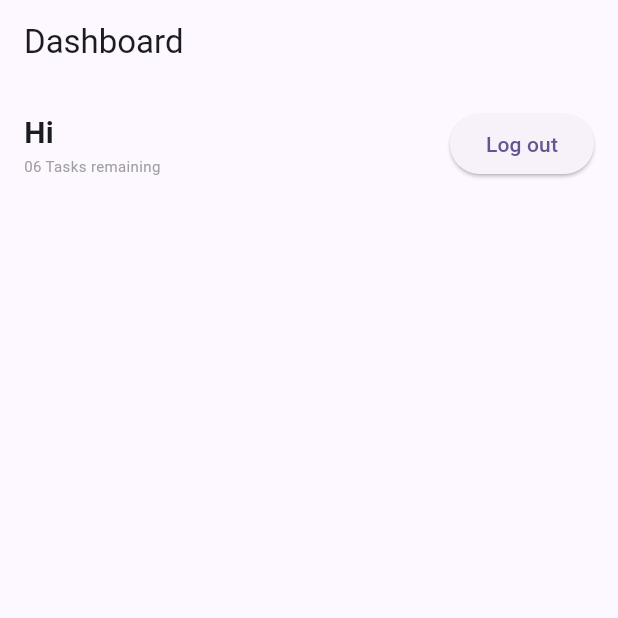
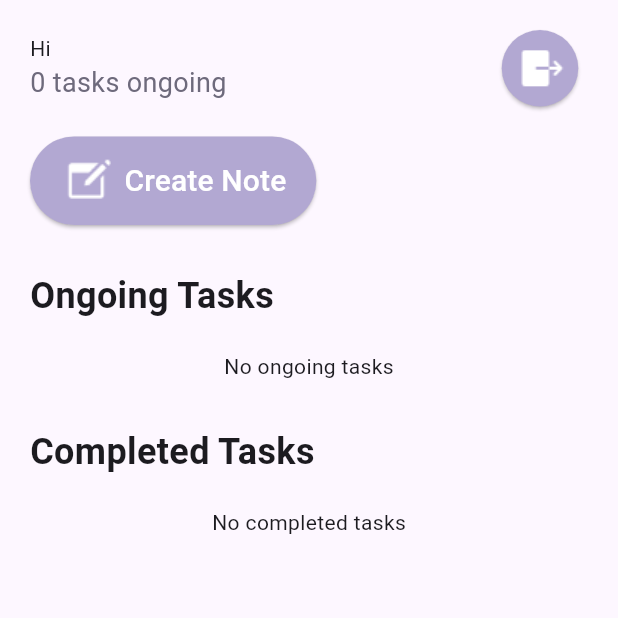
Before and after one commit to alizaenazet/smart-note, a Flutter app: the screen it shows after launch, after a tap on "Let's start", on a phone screen of 412 x 824 dp, the top half of it. Run offline on Flutter 3.47's test engine with Material 3 defaults, Android fonts, the phone set to English and light mode, and no system bars; missing offline and left inert: auth0_flutter; Roboto replaces fonts that are missing (Plus Jakarta Sans).

Commit message:
Feature : add dashboard-page features

```diff
--- /dev/null
+++ b/lib/model/note.dart
@@ -0,0 +1,19 @@
+//class sementara karna backend blm selesai spy ga error viewnya
+import 'package:flutter/material.dart';
+import 'package:smart_note/model/task.dart';
+
+class Note {
+  final String title;
+  final String description;
+  final String date;
+  final List<Task> tasks;
+  final IconData icon;
+
+  Note({
+    required this.title,
+    required this.description,
+    required this.date,
+    required this.tasks,
+    required this.icon,
+  });
+}
--- /dev/null
+++ b/lib/model/task.dart
@@ -0,0 +1,14 @@
+//class sementara karna backend blm selesai spy ga error viewnya
+import 'package:smart_note/model/task_status.dart';
+
+class Task {
+  final String description;
+  bool isCompleted;
+  final TaskStatus status;
+
+  Task({
+    required this.description,
+    this.isCompleted = false,
+    required this.status,
+  });
+}
--- /dev/null
+++ b/lib/model/task_status.dart
@@ -0,0 +1,4 @@
+enum TaskStatus {
+  ongoing,
+  completed,
+}
--- a/lib/pages/dashboard.dart
+++ b/lib/pages/dashboard.dart
@@ -10,7 +10,8 @@ class Dashboard extends StatefulWidget {
 }
 
 class _DashboardState extends State<Dashboard> {
-
+  int ongoingTasksCount = 0;
+  List<Note> notes = [];
   Credentials? _credentials;
 
   late Auth0 auth0;
@@ -40,56 +41,204 @@ class _DashboardState extends State<Dashboard> {
     }
   }
 
+   List<Note> get ongoingNotes {
+    return notes.where((note) => note.tasks.any((task) => task.status == TaskStatus.ongoing)).toList();
+  }
 
+  List<Note> get completedNotes {
+    return notes.where((note) => note.tasks.any((task) => task.status == TaskStatus.completed)).toList();
+  }
  @override
   Widget build(BuildContext context) {
     return Scaffold(
-      appBar: AppBar(
-        title: const Text('Dashboard'),
-      ),
-      body: Padding(
-        padding: const EdgeInsets.all(16.0),
-        child: Center(
+      body: SafeArea(
+        child: LayoutBuilder(
+          builder: (context, constraints) {
+            return SingleChildScrollView(
+              child: ConstrainedBox(
+                constraints: BoxConstraints(minHeight: constraints.maxHeight),
+                child: IntrinsicHeight(
+                  child: Padding(
+                    padding: EdgeInsets.all(20.0),
                     child: Column(
-            mainAxisAlignment: MainAxisAlignment.start,
+                      crossAxisAlignment: CrossAxisAlignment.start,
                       children: [
                         Row(
+                          mainAxisAlignment: MainAxisAlignment.spaceBetween,
                           children: [
                             Column(
                               crossAxisAlignment: CrossAxisAlignment.start,
                               children: [
                                 if (widget.user.nickname != null)
                                   Text(
-                          'Hi ${widget.user.nickname!}', // Use widget.user for StatefulWidget properties
-                          style: const TextStyle(
-                            fontSize: 20,
-                            fontWeight: FontWeight.bold,
+                                    'Hi ${widget.user.nickname!}',
                                   ),
+                                Text(
+                                  '$ongoingTasksCount tasks ongoing',
+                                  style: content1,
                                 ),
-                      const Text(
-                        '06 Tasks remaining',
-                        style: TextStyle(
-                          fontSize: 10,
-                          color: Colors.grey,
+                              ],
+                            ),
+                            ElevatedButton(
+                              onPressed: () {
+                                _logout();
+                              },
+                              style: ElevatedButton.styleFrom(
+                                shape: const CircleBorder(),
+                                padding: const EdgeInsets.all(8),
+                                backgroundColor: primaryColor,
+                              ),
+                              child: ImageIcon(
+                                AssetImage('assets/images/Logout.png'),
+                                size: 35,
+                                color: Colors.white,
                               ),
                             ),
                           ],
                         ),
-                  const Spacer(), // Adds space between the columns
-                  Column(
-                    children: [
-                      ElevatedButton(
-                        onPressed: _logout,
-                        child: const Text("Log out"),
+                        SizedBox(height: 20),
+                        ElevatedButton.icon(
+                          onPressed: () {},
+                          style: ElevatedButton.styleFrom(
+                            backgroundColor: primaryColor,
+                            foregroundColor: Colors.white,
+                            padding: EdgeInsets.symmetric(
+                              horizontal: 20,
+                              vertical: 12,
                             ),
+                            shape: RoundedRectangleBorder(
+                              borderRadius: BorderRadius.circular(30),
+                            ),
+                          ),
+                          icon: ImageIcon(
+                            AssetImage('assets/images/Create.png'),
+                            size: 35,
+                          ),
+                          label: Text(
+                            'Create Note',
+                            style: TextStyle(fontSize: 20),
+                          ),
+                        ),
+                        SizedBox(height: 30),
+                        Text(
+                          'Ongoing Tasks',
+                          style: TextStyle(
+                            fontSize: 24,
+                            fontWeight: FontWeight.bold,
+                          ),
+                        ),
+                        SizedBox(height: 20),
+                        ongoingNotes.isNotEmpty
+                            ? Column(
+                                children: ongoingNotes.map((note) {
+                                  return _NoteCard(
+                                    title: note.title,
+                                    description: note.description,
+                                    date: note.date,
+                                    color: Colors.blue[50]!,
+                                    icon: note.icon,
+                                  );
+                                }).toList(),
+                              )
+                            : Center(child: Text('No ongoing tasks')),
+                        SizedBox(height: 30),
+                        Text(
+                          'Completed Tasks',
+                          style: TextStyle(
+                            fontSize: 24,
+                            fontWeight: FontWeight.bold,
+                          ),
+                        ),
+                        SizedBox(height: 20),
+                        completedNotes.isNotEmpty
+                            ? Column(
+                                children: completedNotes.take(5).map((note) {
+                                  return _NoteCard(
+                                    title: note.title,
+                                    description: note.description,
+                                    date: note.date,
+                                    color: Colors.green[50]!,
+                                    icon: note.icon,
+                                  );
+                                }).toList(),
+                              )
+                            : Center(child: Text('No completed tasks')),
+                        Spacer(),
                       ],
                     ),
-                ],
                   ),
-            ],
                 ),
+              ),
+            );
+          },
         ),
       ),
     );
   }
 }
+
+class _NoteCard extends StatelessWidget {
+  final String title;
+  final String description;
+  final String date;
+  final Color color;
+  final IconData icon;
+
+  const _NoteCard({
+    required this.title,
+    required this.description,
+    required this.date,
+    required this.color,
+    required this.icon
+  });
+
+  @override
+  Widget build(BuildContext context) {
+    return Container(
+      padding: EdgeInsets.all(20),
+      decoration: BoxDecoration(
+        color: color,
+        borderRadius: BorderRadius.circular(20),
+      ),
+      child: Row(
+       children: [
+          Icon(
+            icon,
+            size: 60,
+          ),
+          SizedBox(width: 15),
+          Expanded(
+            child: Column(
+              crossAxisAlignment: CrossAxisAlignment.start,
+              children: [
+                Text(
+                  title,
+                  style: TextStyle(
+                    fontSize: 20,
+                    fontWeight: FontWeight.bold,
+                  ),
+                ),
+                SizedBox(height: 5),
+                Text(
+                  description,
+                  style: TextStyle(
+                    fontSize: 14,
+                    color: Colors.grey[600],
+                  ),
+                ),
+                SizedBox(height: 5),
+                Text(
+                  date,
+                  style: TextStyle(
+                    fontSize: 14,
+                    color: Colors.grey[400],
+                  ),
+                ),
+              ],
+            ),
+          ),
+        ],
+      ),
+    );
+  }
+}
--- a/lib/pages/pages.dart
+++ b/lib/pages/pages.dart
@@ -1,6 +1,11 @@
 import 'package:auth0_flutter/auth0_flutter.dart';
 import 'package:flutter/material.dart';
+import 'package:smart_note/model/note.dart';
+import 'package:smart_note/model/task.dart';
+import 'package:smart_note/model/task_status.dart';
 import 'package:smart_note/shared/theme_shared.dart';
+
+import '../shared/theme_shared.dart';
 
 part 'login.dart';
 part 'dashboard.dart';
```
Lines whose indentation alone changed are shown as unchanged.
